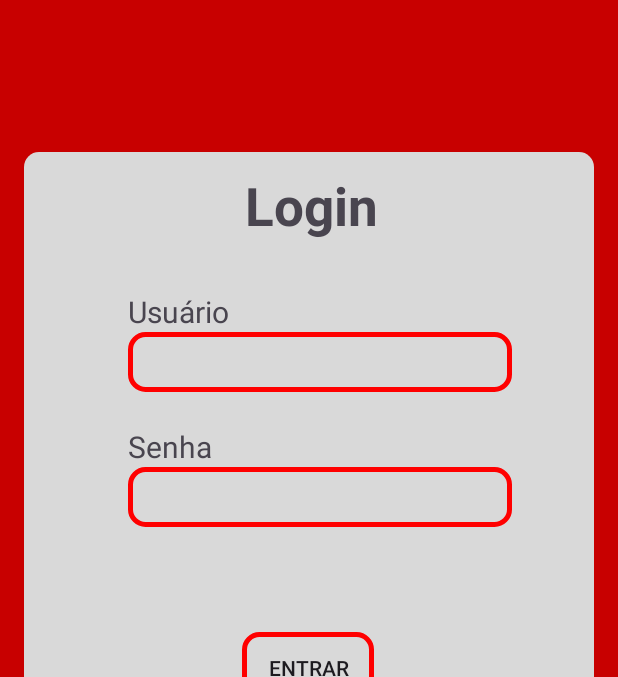
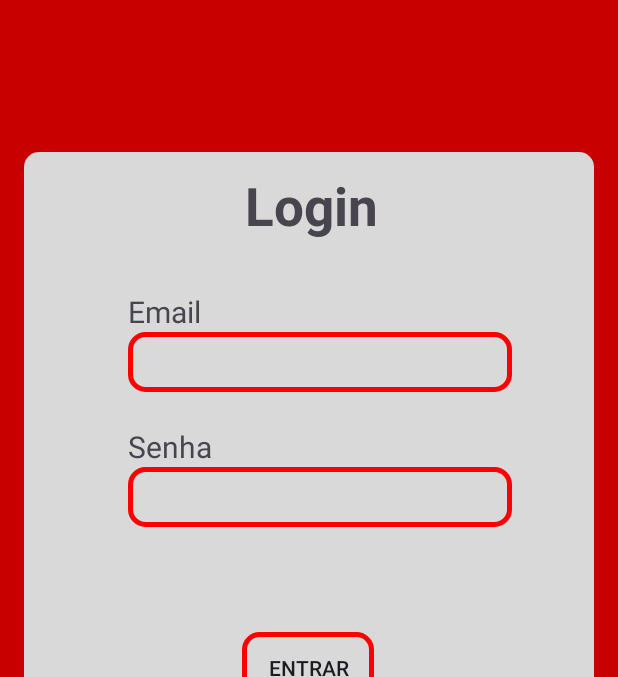
Before and after one commit to NicolasBoitata/merenda, an Android app: the Login screen opened directly, with no data from a screen before it, on a phone screen of 412 x 824 dp, the part 90-767 px from its top. Run offline under Robolectric (Android 15) with nearby library versions, the phone set to English and light mode, and no system bars; our stand-ins replace Firebase (no records; nobody signed in at launch, a user with empty details on screens opened directly).

Commit message:
GIT-Feito

```diff
--- a/app/build.gradle.kts
+++ b/app/build.gradle.kts
@@ -43,8 +43,9 @@ android {
         enable = true
     }
 }
-//nicolas
+
 dependencies {
+
     implementation(platform("com.google.firebase:firebase-bom:33.1.2"))
 
     implementation("com.google.firebase:firebase-analytics")
@@ -52,6 +53,9 @@ dependencies {
     implementation("com.google.firebase:firebase-firestore-ktx")
 
     implementation(platform("com.google.firebase:firebase-auth-ktx:23.0.0"))
+
+    implementation("com.google.firebase:firebase-auth-ktx")
+
 
     implementation(libs.androidx.core.ktx)
     implementation(libs.androidx.appcompat)
--- a/app/src/main/java/com/example/gestormerenda/Login.kt
+++ b/app/src/main/java/com/example/gestormerenda/Login.kt
@@ -1,20 +1,85 @@
 package com.example.gestormerenda
 
 import android.content.Intent
+import android.graphics.Color
 import android.os.Bundle
 import android.widget.Button
+import android.widget.EditText
+import android.widget.Toast
 import androidx.appcompat.app.AppCompatActivity
+import com.google.android.material.snackbar.Snackbar
+import com.google.firebase.auth.FirebaseAuth
 
 class Login : AppCompatActivity() {
+
+    private lateinit var auth: FirebaseAuth
+    private lateinit var emailFields: EditText
+    private lateinit var passwordFields: EditText
+    private lateinit var btnLogin: Button
+    private val mensagens = arrayOf("preencha todos os campos", "Login Efetuado com Sucesso")
+
     override fun onCreate(savedInstanceState: Bundle?) {
         super.onCreate(savedInstanceState)
         setContentView(R.layout.activity_login)
 
-        val btnEntrar: Button = findViewById(R.id.bt_entrar)
+        auth = FirebaseAuth.getInstance()
 
-        btnEntrar.setOnClickListener {
+        supportActionBar?.hide()
+        iniciarComponentes()
+
+        val btnLogin: Button = findViewById(R.id.btnLogin)
+
+        btnLogin.setOnClickListener {
             val navegarCardapio = Intent(this, Menu::class.java)
             startActivity(navegarCardapio)
         }
+
+        btnLogin.setOnClickListener { v ->
+            val email = emailFields.text.toString()
+            val password = passwordFields.text.toString()
+
+            if (email.isNotEmpty() && password.isNotEmpty()) {
+                val snackbar = Snackbar.make(v, mensagens[0], Snackbar.LENGTH_SHORT)
+                snackbar.setBackgroundTint(Color.WHITE)
+                snackbar.setTextColor(Color.BLACK)
+                snackbar.show()
+                auth.signInWithEmailAndPassword(email, password)
+                    .addOnCompleteListener(this) { task ->
+                        if (task.isSuccessful) {
+                            classifyUserByEmailDomain(email)
+                        } else {
+                            Toast.makeText(this, "Autenticação falhou.", Toast.LENGTH_SHORT).show()
+                        }
+                    }
+            } else {
+                Toast.makeText(this, "Por favor, preencha todos os campos.", Toast.LENGTH_SHORT).show()
+            }
+        }
+    }
+
+    private fun classifyUserByEmailDomain(email: String) {
+        val domain = email.substringAfter("@")
+
+        if (domain == "adm.com") {
+            Toast.makeText(this, "Bem-vindo, Administração!", Toast.LENGTH_SHORT).show()
+            val intent = Intent(
+                applicationContext,
+                GestorAlimenticia::class.java
+            )
+            startActivity(intent)
+        } else {
+            Toast.makeText(this, "Bem-vindo, Aluno!", Toast.LENGTH_SHORT).show()
+            val intent = Intent(
+                applicationContext,
+                Menu::class.java
+            )
+            startActivity(intent)
+        }
+    }
+
+    private fun iniciarComponentes() {
+        emailFields = findViewById(R.id.emailFields)
+        passwordFields = findViewById(R.id.passwordFields)
+        btnLogin = findViewById(R.id.btnLogin)
     }
 }
--- a/app/src/main/res/layout/activity_login.xml
+++ b/app/src/main/res/layout/activity_login.xml
@@ -5,8 +5,7 @@
     android:layout_height="match_parent"
     xmlns:tools="http://schemas.android.com/tools"
     xmlns:app="http://schemas.android.com/apk/res-auto"
-    android:background="#C80000"
-    >
+    android:background="#C80000">
 
     <include layout="@layout/merenda_toolbar_notadd" />
 
@@ -28,31 +27,31 @@
         tools:ignore="DuplicateIds" />
 
     <TextView
-        android:id="@+id/titleView2"
+        android:id="@+id/titleLogin"
         android:layout_width="wrap_content"
         android:layout_height="wrap_content"
         android:layout_marginStart="147dp"
         android:layout_marginTop="12dp"
         android:layout_marginEnd="144dp"
         android:text="@string/title_login"
-        android:textSize="35dp"
+        android:textSize="35sp"
         android:textStyle="bold"
         app:layout_constraintEnd_toEndOf="@+id/loginToolbar"
         app:layout_constraintStart_toStartOf="@+id/loginToolbar"
         app:layout_constraintTop_toTopOf="@+id/loginToolbar" />
 
     <TextView
-        android:id="@+id/txtuser2"
+        android:id="@+id/textEmail"
         android:layout_width="wrap_content"
         android:layout_height="wrap_content"
         android:layout_marginStart="69dp"
-        android:text="Usuário"
-        android:textSize="20dp"
-        app:layout_constraintBottom_toTopOf="@+id/edit_senha2"
+        android:text="Email"
+        android:textSize="20sp"
+        app:layout_constraintBottom_toTopOf="@+id/emailFields"
         app:layout_constraintStart_toStartOf="@+id/loginToolbar" />
 
     <EditText
-        android:id="@+id/edit_senha2"
+        android:id="@+id/emailFields"
         android:layout_width="wrap_content"
         android:layout_height="40dp"
         android:textColorHint="@color/black"
@@ -68,17 +67,17 @@
         app:layout_constraintTop_toTopOf="@+id/loginToolbar" />
 
     <TextView
-        android:id="@+id/txtEmail2"
+        android:id="@+id/textPassword"
         android:layout_width="wrap_content"
         android:layout_height="wrap_content"
         android:layout_marginStart="69dp"
         android:text="Senha"
-        android:textSize="20dp"
-        app:layout_constraintBottom_toTopOf="@+id/edit_nome2"
+        android:textSize="20sp"
+        app:layout_constraintBottom_toTopOf="@+id/passwordFields"
         app:layout_constraintStart_toStartOf="@+id/loginToolbar" />
 
     <EditText
-        android:id="@+id/edit_nome2"
+        android:id="@+id/passwordFields"
         android:layout_width="wrap_content"
         android:layout_height="40dp"
         android:layout_marginStart="69dp"
@@ -86,13 +85,13 @@
         android:background="@drawable/button_gestao"
         android:ems="12"
         android:hint="@string/edit_username"
-        android:inputType="textPersonName"
+        android:inputType="textPassword"
         android:padding="8dp"
         app:layout_constraintStart_toStartOf="@+id/loginToolbar"
-        app:layout_constraintTop_toBottomOf="@+id/edit_senha2" />
+        app:layout_constraintTop_toBottomOf="@+id/emailFields" />
 
     <androidx.appcompat.widget.AppCompatButton
-        android:id="@+id/bt_entrar"
+        android:id="@+id/btnLogin"
         style="@style/Widget.AppCompat.Button"
         android:layout_width="wrap_content"
         android:layout_height="wrap_content"
@@ -101,6 +100,6 @@
         android:background="@drawable/button_gestao"
         android:text="@string/bt_entrar"
         app:layout_constraintStart_toStartOf="@+id/loginToolbar"
-        app:layout_constraintTop_toBottomOf="@+id/edit_nome2" />
+        app:layout_constraintTop_toBottomOf="@+id/passwordFields" />
 
 </androidx.constraintlayout.widget.ConstraintLayout>
--- a/gradle.properties
+++ b/gradle.properties
@@ -21,3 +21,4 @@ kotlin.code.style=official
 # resources declared in the library itself and none from the library's dependencies,
 # thereby reducing the size of the R class for that library
 android.nonTransitiveRClass=true
+android.lintOptions.checkReleaseBuilds=false
```
Also changed, not shown: app/src/main/java/com/example/gestormerenda/Cadastro.kt (+82 -83 lines), app/src/main/res/layout/activity_cadastro.xml (+5 -6 lines), app/src/main/res/layout/activity_gestor_alimenticia.xml (+4 -7 lines), 3 other files.
